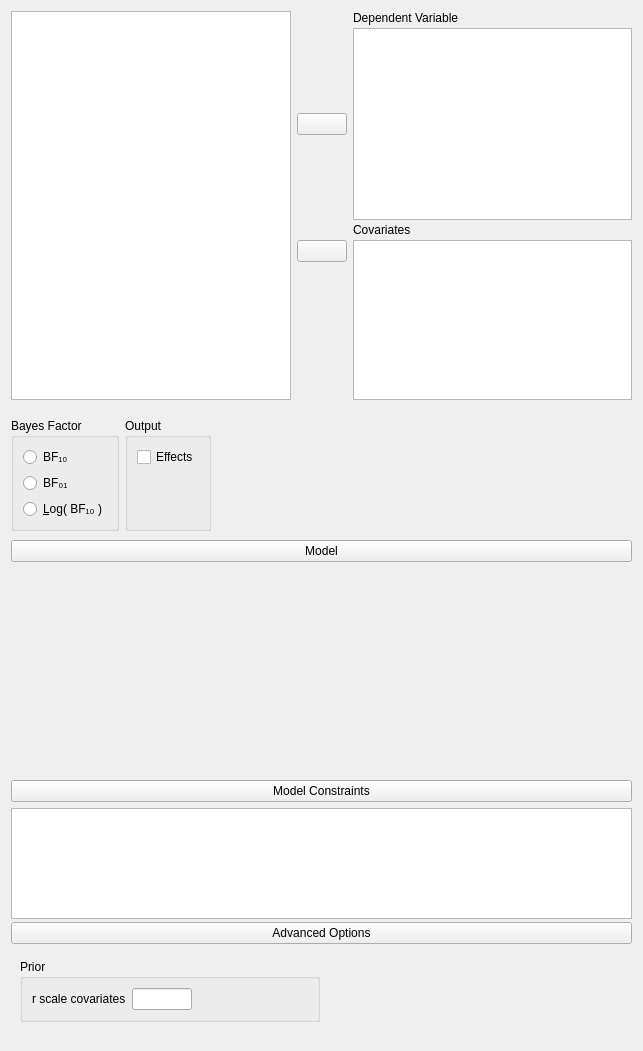
This is JASP-Desktop/analysisforms/Bain/bainregressionlinearbayesianform.ui in koenderks/Jasp-desktop as Qt 5 draws it before an edit. The edited form follows.
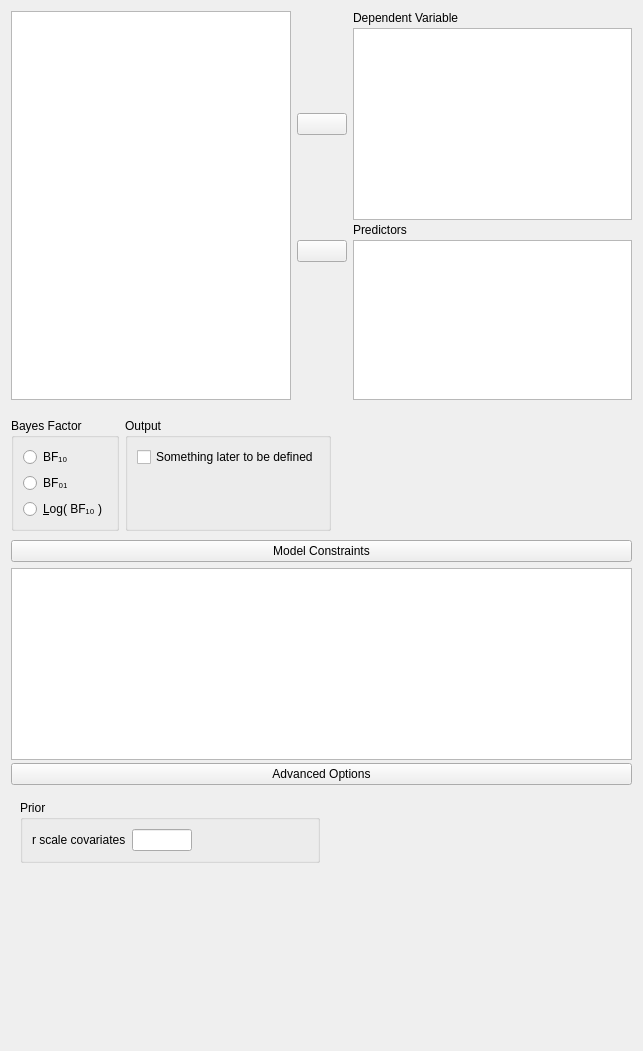
This is the edited form. Custom widgets are drawn as their Qt base class.

The edit to the form file:
```diff
--- a/JASP-Desktop/analysisforms/Bain/bainregressionlinearbayesianform.ui
+++ b/JASP-Desktop/analysisforms/Bain/bainregressionlinearbayesianform.ui
@@ -53,7 +53,7 @@
          </sizepolicy>
         </property>
         <property name="text">
-         <string>Covariates</string>
+         <string>Predictors</string>
         </property>
        </widget>
       </item>
@@ -220,50 +220,6 @@
       <property name="verticalSpacing">
        <number>0</number>
       </property>
-      <item row="0" column="0">
-       <widget class="QWidget" name="widget_10" native="true">
-        <property name="sizePolicy">
-         <sizepolicy hsizetype="Preferred" vsizetype="Preferred">
-          <horstretch>0</horstretch>
-          <verstretch>0</verstretch>
-         </sizepolicy>
-        </property>
-        <layout class="QGridLayout" name="gridLayout_5">
-         <property name="leftMargin">
-          <number>0</number>
-         </property>
-         <property name="rightMargin">
-          <number>0</number>
-         </property>
-         <property name="bottomMargin">
-          <number>3</number>
-         </property>
-         <item row="0" column="0">
-          <widget class="ExpanderButton" name="expanderModel">
-           <property name="text">
-            <string>Model</string>
-           </property>
-          </widget>
-         </item>
-         <item row="1" column="0">
-          <widget class="AnovaModelWidget" name="modelTerms" native="true">
-           <property name="sizePolicy">
-            <sizepolicy hsizetype="Expanding" vsizetype="Preferred">
-             <horstretch>0</horstretch>
-             <verstretch>0</verstretch>
-            </sizepolicy>
-           </property>
-           <property name="minimumSize">
-            <size>
-             <width>0</width>
-             <height>200</height>
-            </size>
-           </property>
-          </widget>
-         </item>
-        </layout>
-       </widget>
-      </item>
      </layout>
     </widget>
    </item>
@@ -340,7 +296,7 @@
          <item row="0" column="0" colspan="2">
           <widget class="BoundCheckBox" name="effects">
            <property name="text">
-            <string>Effects</string>
+            <string>Something later to be defined</string>
            </property>
           </widget>
          </item>
@@ -518,11 +474,6 @@
    <header>widgets/boundgroupbox.h</header>
    <container>1</container>
   </customwidget>
-  <customwidget>
-   <class>ExpanderButton</class>
-   <extends>QPushButton</extends>
-   <header>widgets/expanderbutton.h</header>
-  </customwidget>
   <customwidget>
    <class>GroupBox</class>
    <extends>QGroupBox</extends>
@@ -534,11 +485,6 @@
    <extends>QLineEdit</extends>
    <header>widgets/boundtextbox.h</header>
   </customwidget>
-  <customwidget>
-   <class>BoundTextEdit</class>
-   <extends>QPlainTextEdit</extends>
-   <header>widgets/boundtextedit.h</header>
-  </customwidget>
   <customwidget>
    <class>AssignButton</class>
    <extends>QPushButton</extends>
@@ -560,10 +506,14 @@
    <header>widgets/boundsingleitemview.h</header>
   </customwidget>
   <customwidget>
-   <class>AnovaModelWidget</class>
-   <extends>QWidget</extends>
-   <header>widgets/anovamodelwidget.h</header>
-   <container>1</container>
+   <class>ExpanderButton</class>
+   <extends>QPushButton</extends>
+   <header>widgets/expanderbutton.h</header>
+  </customwidget>
+  <customwidget>
+   <class>BoundTextEdit</class>
+   <extends>QPlainTextEdit</extends>
+   <header>widgets/boundtextedit.h</header>
   </customwidget>
  </customwidgets>
  <resources/>
```
